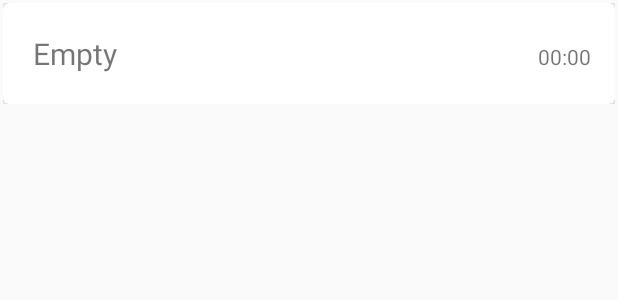
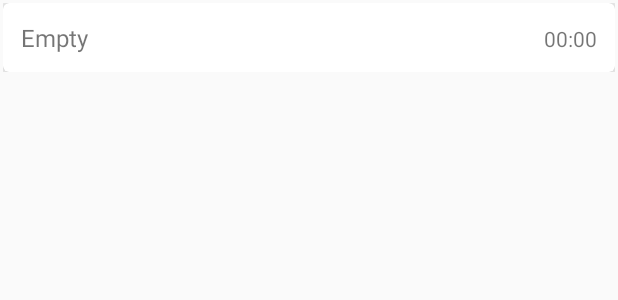
Before and after one commit to AndersKlint/Android_Fx_Recorder, an Android app: the layout recording_item.xml on its own in the app's theme, with its tools: preview values and no code run, on a phone screen of 412 x 824 dp. Shown: the top 300 px of the screen. Run offline under Robolectric (Android 15) with nearby library versions, the phone set to English and light mode, and no system bars.

Commit message:
ui bugfixes

```diff
--- a/app/src/main/java/com/example/anders/wellactually/MainActivity.java
+++ b/app/src/main/java/com/example/anders/wellactually/MainActivity.java
@@ -5,6 +5,7 @@ import android.app.Activity;
 import android.content.DialogInterface;
 import android.content.Intent;
 import android.content.pm.PackageManager;
+import android.graphics.Color;
 import android.media.MediaMetadataRetriever;
 import android.net.Uri;
 import android.os.Bundle;
@@ -408,6 +409,7 @@ public class MainActivity extends AppCompatActivity {
                         showBpmDialog(false);
                     } else
                         soundMixer.setBpm((String) parent.getItemAtPosition(position));
+                    ((TextView) view).setTextColor(Color.BLACK); // bug workaround for invisible text
                 }
 
                 @Override
--- a/app/src/main/res/layout/recording_item.xml
+++ b/app/src/main/res/layout/recording_item.xml
@@ -19,19 +19,18 @@
         <LinearLayout
             android:layout_width="match_parent"
             android:layout_height="match_parent"
+            android:layout_margin="12dp"
             android:orientation="horizontal">
 
             <TextView
                 android:id="@+id/cardview_text"
                 android:layout_width="wrap_content"
                 android:layout_height="wrap_content"
-                android:layout_margin="16dp"
                 android:layout_weight="1"
                 android:gravity="left|center_vertical"
                 android:layoutDirection="ltr"
-                android:padding="4dp"
                 android:text="Empty"
-                android:textSize="20sp"
+                android:textSize="16sp"
                 card_view:layout_constraintBottom_toBottomOf="parent"
                 card_view:layout_constraintEnd_toStartOf="@+id/filestab_duration"
                 card_view:layout_constraintStart_toStartOf="parent"
@@ -41,10 +40,10 @@
                 android:id="@+id/filestab_duration"
                 android:layout_width="wrap_content"
                 android:layout_height="wrap_content"
-                android:layout_margin="16dp"
                 android:layout_weight="1"
                 android:gravity="right|center_vertical"
                 android:layoutDirection="rtl"
+                android:minWidth="80dp"
                 android:text="00:00"
                 card_view:layout_constraintBottom_toBottomOf="parent"
                 card_view:layout_constraintEnd_toEndOf="parent"
```
Also changed, not shown: app/src/main/res/layout/activity_main.xml (+10 -9 lines).
